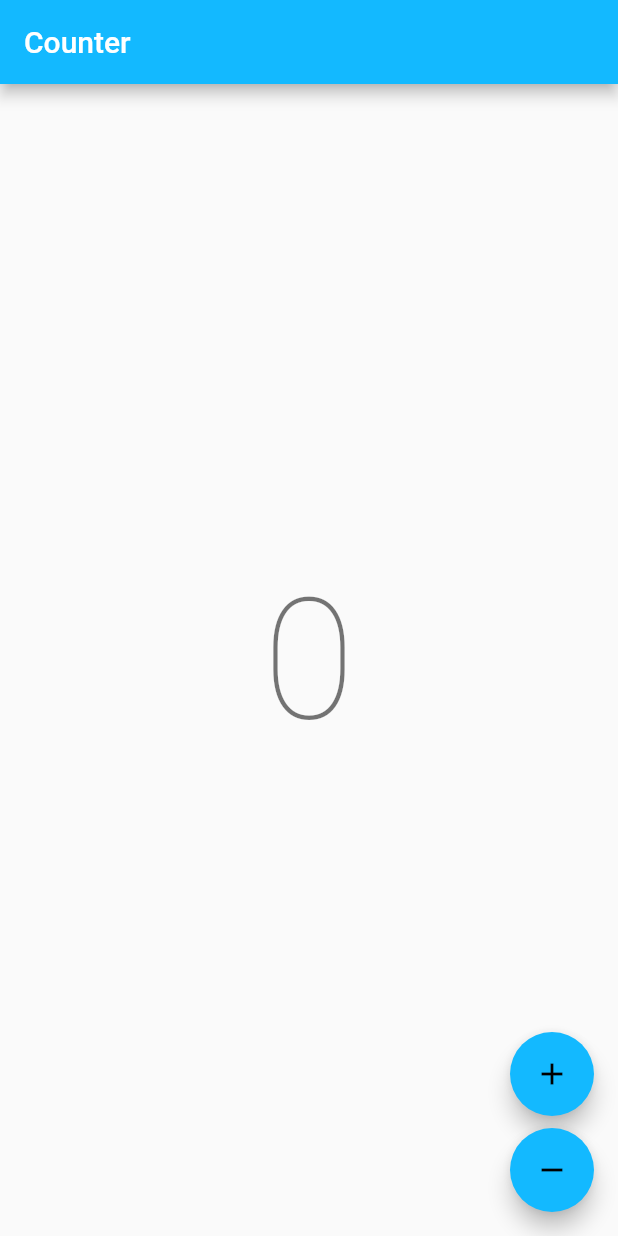
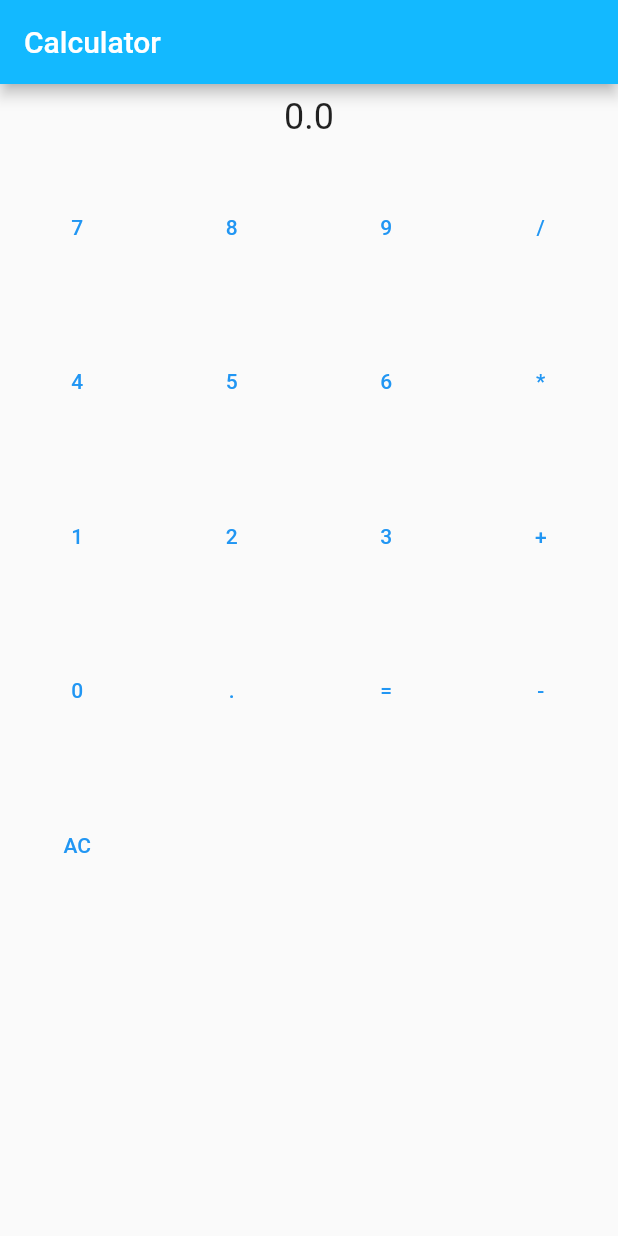
Before and after one commit to castrors/calculator, a Flutter app: the screen it shows after launch, on a phone screen of 412 x 824 dp. Run offline on Flutter 3.47's test engine with Material 2 defaults, Android fonts, the phone set to English and light mode, and no system bars; our stand-ins replace bloc, flutter_bloc; generated files the repository leaves out were written again.

Commit message:
Add calculator page, removes counter feature

```diff
--- a/lib/app/view/app.dart
+++ b/lib/app/view/app.dart
@@ -5,7 +5,7 @@
 // license that can be found in the LICENSE file or at
 // https://opensource.org/licenses/MIT.
 
-import 'package:calculator/counter/counter.dart';
+import 'package:calculator/calculator/view/calculator_page.dart';
 import 'package:calculator/l10n/l10n.dart';
 import 'package:flutter/material.dart';
 import 'package:flutter_localizations/flutter_localizations.dart';
@@ -27,7 +27,7 @@ class App extends StatelessWidget {
         GlobalMaterialLocalizations.delegate,
       ],
       supportedLocales: AppLocalizations.supportedLocales,
-      home: const CounterPage(),
+      home: const CalculatorPage(),
     );
   }
 }
--- /dev/null
+++ b/lib/calculator/cubit/calculator_cubit.dart
@@ -0,0 +1,13 @@
+import 'package:bloc/bloc.dart';
+import 'package:calculator/calculator/calculator.dart';
+
+class CalculatorCubit extends Cubit<double> {
+  CalculatorCubit(this.calculator) : super(0);
+
+  final Calculator calculator;
+
+  void type(Input input) {
+    calculator.type(input);
+    emit(calculator.display);
+  }
+}
--- /dev/null
+++ b/lib/calculator/view/calculator_page.dart
@@ -0,0 +1,138 @@
+import 'package:calculator/calculator/calculator.dart';
+import 'package:calculator/calculator/cubit/calculator_cubit.dart';
+import 'package:calculator/l10n/l10n.dart';
+import 'package:flutter/material.dart';
+import 'package:flutter_bloc/flutter_bloc.dart';
+
+class CalculatorPage extends StatelessWidget {
+  const CalculatorPage({Key? key}) : super(key: key);
+
+  @override
+  Widget build(BuildContext context) {
+    return BlocProvider(
+      create: (_) => CalculatorCubit(Calculator()),
+      child: const CalculatorView(),
+    );
+  }
+}
+
+class CalculatorView extends StatelessWidget {
+  const CalculatorView({Key? key}) : super(key: key);
+
+  @override
+  Widget build(BuildContext context) {
+    final l10n = context.l10n;
+
+    final displayValue = context.select((CalculatorCubit cubit) => cubit.state);
+    return Scaffold(
+      appBar: AppBar(title: Text(l10n.calculatorAppBarTitle)),
+      body: Column(
+        children: [
+          Padding(
+            padding: const EdgeInsets.all(8.0),
+            child: Text(
+              '$displayValue',
+              style: TextStyle(fontSize: 24),
+            ),
+          ),
+          Expanded(
+            child: GridView.count(
+              crossAxisCount: 4,
+              children: [
+                TextButton(
+                  child: Text('7'),
+                  onPressed: () =>
+                      context.read<CalculatorCubit>().type(Input.seven),
+                ),
+                TextButton(
+                  child: Text('8'),
+                  onPressed: () =>
+                      context.read<CalculatorCubit>().type(Input.eight),
+                ),
+                TextButton(
+                  child: Text('9'),
+                  onPressed: () =>
+                      context.read<CalculatorCubit>().type(Input.nine),
+                ),
+                TextButton(
+                  child: Text('/'),
+                  onPressed: () =>
+                      context.read<CalculatorCubit>().type(Input.division),
+                ),
+                TextButton(
+                  child: Text('4'),
+                  onPressed: () =>
+                      context.read<CalculatorCubit>().type(Input.four),
+                ),
+                TextButton(
+                  child: Text('5'),
+                  onPressed: () =>
+                      context.read<CalculatorCubit>().type(Input.five),
+                ),
+                TextButton(
+                  child: Text('6'),
+                  onPressed: () =>
+                      context.read<CalculatorCubit>().type(Input.six),
+                ),
+                TextButton(
+                  child: Text('*'),
+                  onPressed: () => context
+                      .read<CalculatorCubit>()
+                      .type(Input.multiplication),
+                ),
+                TextButton(
+                  child: const Text(
+                    '1',
+                    key: Key('key_one'),
+                  ),
+                  onPressed: () =>
+                      context.read<CalculatorCubit>().type(Input.one),
+                ),
+                TextButton(
+                  child: Text('2'),
+                  onPressed: () =>
+                      context.read<CalculatorCubit>().type(Input.two),
+                ),
+                TextButton(
+                  child: Text('3'),
+                  onPressed: () =>
+                      context.read<CalculatorCubit>().type(Input.three),
+                ),
+                TextButton(
+                  child: Text('+'),
+                  onPressed: () =>
+                      context.read<CalculatorCubit>().type(Input.addition),
+                ),
+                TextButton(
+                  child: Text('0'),
+                  onPressed: () =>
+                      context.read<CalculatorCubit>().type(Input.seven),
+                ),
+                TextButton(
+                  child: Text('.'),
+                  onPressed: () =>
+                      context.read<CalculatorCubit>().type(Input.decimalPoint),
+                ),
+                TextButton(
+                  child: Text('='),
+                  onPressed: () =>
+                      context.read<CalculatorCubit>().type(Input.result),
+                ),
+                TextButton(
+                  child: Text('-'),
+                  onPressed: () =>
+                      context.read<CalculatorCubit>().type(Input.subtraction),
+                ),
+                TextButton(
+                  child: Text('AC'),
+                  onPressed: () =>
+                      context.read<CalculatorCubit>().type(Input.allClear),
+                ),
+              ],
+            ),
+          ),
+        ],
+      ),
+    );
+  }
+}
--- a/lib/counter/counter.dart
+++ /dev/null
@@ -1,9 +0,0 @@
-// Copyright (c) 2021, Very Good Ventures
-// https://verygood.ventures
-//
-// Use of this source code is governed by an MIT-style
-// license that can be found in the LICENSE file or at
-// https://opensource.org/licenses/MIT.
-
-export 'cubit/counter_cubit.dart';
-export 'view/counter_page.dart';
--- a/lib/counter/cubit/counter_cubit.dart
+++ /dev/null
@@ -1,15 +0,0 @@
-// Copyright (c) 2021, Very Good Ventures
-// https://verygood.ventures
-//
-// Use of this source code is governed by an MIT-style
-// license that can be found in the LICENSE file or at
-// https://opensource.org/licenses/MIT.
-
-import 'package:bloc/bloc.dart';
-
-class CounterCubit extends Cubit<int> {
-  CounterCubit() : super(0);
-
-  void increment() => emit(state + 1);
-  void decrement() => emit(state - 1);
-}
--- a/lib/counter/view/counter_page.dart
+++ /dev/null
@@ -1,62 +0,0 @@
-// Copyright (c) 2021, Very Good Ventures
-// https://verygood.ventures
-//
-// Use of this source code is governed by an MIT-style
-// license that can be found in the LICENSE file or at
-// https://opensource.org/licenses/MIT.
-
-import 'package:calculator/counter/counter.dart';
-import 'package:calculator/l10n/l10n.dart';
-import 'package:flutter/material.dart';
-import 'package:flutter_bloc/flutter_bloc.dart';
-
-class CounterPage extends StatelessWidget {
-  const CounterPage({Key? key}) : super(key: key);
-
-  @override
-  Widget build(BuildContext context) {
-    return BlocProvider(
-      create: (_) => CounterCubit(),
-      child: const CounterView(),
-    );
-  }
-}
-
-class CounterView extends StatelessWidget {
-  const CounterView({Key? key}) : super(key: key);
-
-  @override
-  Widget build(BuildContext context) {
-    final l10n = context.l10n;
-    return Scaffold(
-      appBar: AppBar(title: Text(l10n.counterAppBarTitle)),
-      body: const Center(child: CounterText()),
-      floatingActionButton: Column(
-        mainAxisAlignment: MainAxisAlignment.end,
-        crossAxisAlignment: CrossAxisAlignment.end,
-        children: [
-          FloatingActionButton(
-            onPressed: () => context.read<CounterCubit>().increment(),
-            child: const Icon(Icons.add),
-          ),
-          const SizedBox(height: 8),
-          FloatingActionButton(
-            onPressed: () => context.read<CounterCubit>().decrement(),
-            child: const Icon(Icons.remove),
-          ),
-        ],
-      ),
-    );
-  }
-}
-
-class CounterText extends StatelessWidget {
-  const CounterText({Key? key}) : super(key: key);
-
-  @override
-  Widget build(BuildContext context) {
-    final theme = Theme.of(context);
-    final count = context.select((CounterCubit cubit) => cubit.state);
-    return Text('$count', style: theme.textTheme.headline1);
-  }
-}
--- a/lib/l10n/arb/app_en.arb
+++ b/lib/l10n/arb/app_en.arb
@@ -1,7 +1,7 @@
 {
     "@@locale": "en",
-    "counterAppBarTitle": "Counter",
-    "@counterAppBarTitle": {
-        "description": "Text shown in the AppBar of the Counter Page"
+    "calculatorAppBarTitle": "Calculator",
+    "@calculatorAppBarTitle": {
+        "description": "Text shown in the AppBar of the Calculator Page"
     }
 }
```
Also changed, not shown: lib/l10n/arb/app_es.arb (deleted, +0 -7 lines), lib/l10n/arb/app_pt.arb (added, +7 -0 lines), pubspec.lock, 5 other files.
